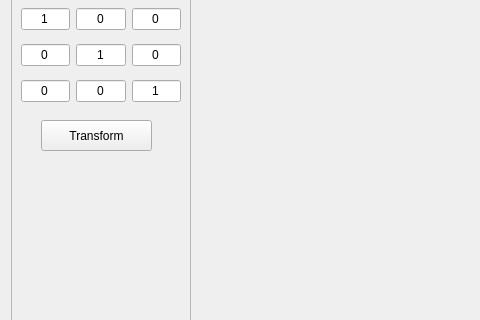
ray-z/Graphics-Assignment1, file MainWindow.ui: the form before one commit; both pictures show x 0 to 480 and y 441 to 761 of the 794 by 848 pixel window.
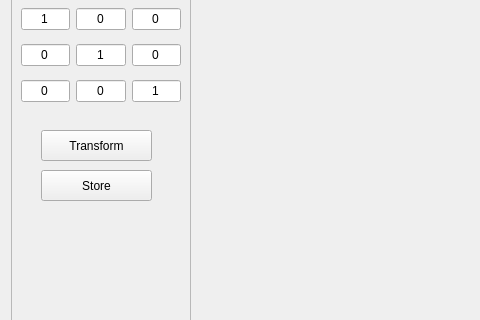
The form after the commit. Custom widgets are drawn as their Qt base class.

Diff of the .ui file:
```diff
--- a/MainWindow.ui
+++ b/MainWindow.ui
@@ -254,7 +254,7 @@
       <property name="geometry">
        <rect>
         <x>30</x>
-        <y>550</y>
+        <y>560</y>
         <width>111</width>
         <height>31</height>
        </rect>
@@ -263,6 +263,19 @@
        <string>Transform</string>
       </property>
      </widget>
+     <widget class="QPushButton" name="pushButton_3">
+      <property name="geometry">
+       <rect>
+        <x>30</x>
+        <y>600</y>
+        <width>111</width>
+        <height>31</height>
+       </rect>
+      </property>
+      <property name="text">
+       <string>Store</string>
+      </property>
+     </widget>
     </widget>
    </item>
   </layout>
```
Left out of the diff: 57 changed lines with no effect on the pictures.
